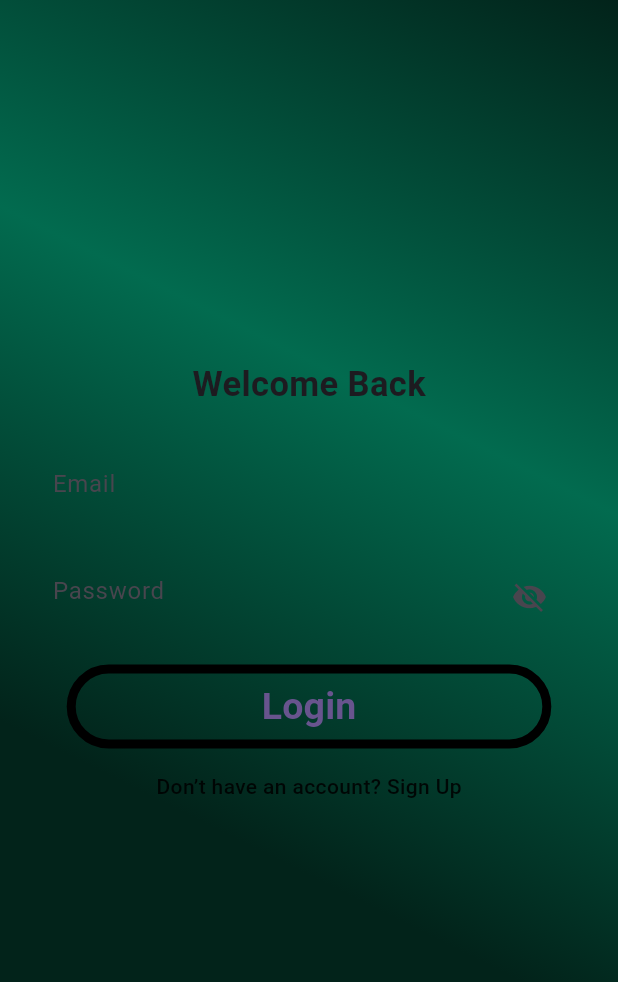
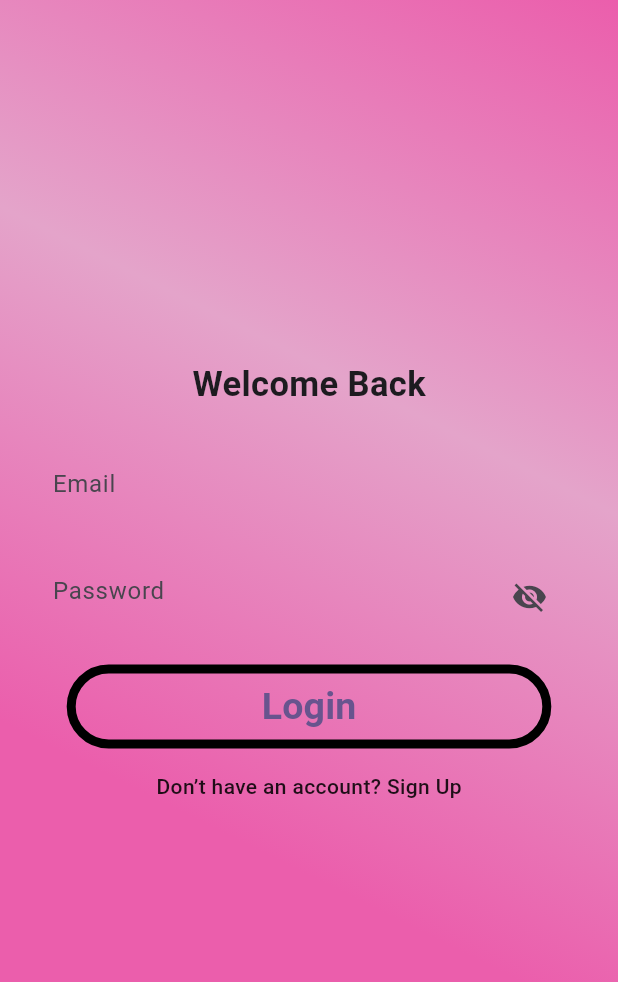
Before and after one commit to Cokawhere/Glassify, a Flutter app: the screen it shows after launch, on a phone screen of 412 x 824 dp. Shown: the top 982 px of the screen. Run offline on Flutter 3.47's test engine with Material 3 defaults, Android fonts, the phone set to English and light mode, and no system bars; our stand-ins replace audio_service, cloud_firestore, firebase_auth, firebase_core, flutter_riverpod, go_router and 4 more; missing offline and left inert: liquid_glass_renderer; accounts and stored records are empty; generated files the repository leaves out were written again.

Commit message:
changing color

```diff
--- a/lib/common/styles/colors.dart
+++ b/lib/common/styles/colors.dart
@@ -2,8 +2,8 @@ import 'package:flutter/material.dart';
 
 class AppColors {
   static const Color black = Colors.black;
-  static const Color white = Color.fromRGBO(2, 107, 79, 1);
-  static const Color pink = Color.fromRGBO(2, 35, 26, 1);
-  static const Color font = Color.fromARGB(255, 14, 95, 72);
-  static const Color subfont =  Color.fromRGBO(62, 167, 139, 1);
+  static const Color white = Color.fromRGBO(228, 164, 202, 1);
+  static const Color pink = Color.fromRGBO(235, 94, 172, 1);
+  static const Color font = Color.fromRGBO(180, 15, 97, 1);
+  static const Color subfont = Color.fromRGBO(189, 61, 136, 1);
 }
--- a/lib/common/widgets/SongItem.dart
+++ b/lib/common/widgets/SongItem.dart
@@ -78,7 +78,7 @@ class _SongitemState extends ConsumerState<Songitem> {
                         data: (artist) => Text(
                           artist.name,
                           style: const TextStyle(
-                            color: Colors.grey,
+                            color: AppColors.subfont,
                             fontSize: 15,
                           ),
                         ),
--- a/lib/main.dart
+++ b/lib/main.dart
@@ -31,7 +31,6 @@ class MyApp extends ConsumerWidget {
     return AppLifecycleHandler(
       child: MaterialApp.router(
         debugShowCheckedModeBanner: false,
-        title: 'Flutter Demo',
         theme: ThemeData(
           textTheme: GoogleFonts.robotoTextTheme(Theme.of(context).textTheme),
           colorScheme: ColorScheme.fromSeed(seedColor: Colors.deepPurple),
```
Also changed, not shown: lib/dart training.dart (added).
